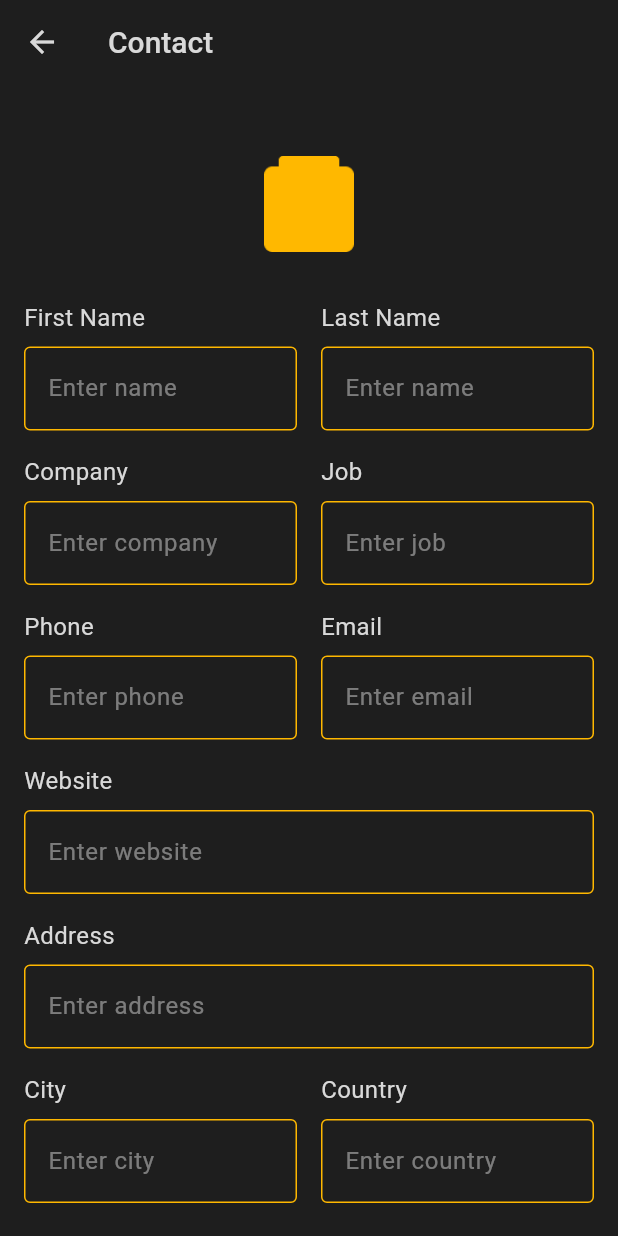
After one commit to GulayAdgzl/GenerateQr, a Flutter app: the ContactQrPage screen opened directly, on a phone screen of 412 x 824 dp. The commit adds this screen. Run offline on Flutter 3.47's test engine with Material 3 defaults, Android fonts, the phone set to English and light mode, and no system bars; our stand-ins replace font_awesome_flutter, qr_flutter.

Commit message:
Import ContactQrPage in GenerateQrPage for enhanced QR code options

```diff
--- /dev/null
+++ b/generateqr/lib/view/contactqr/contact_qr_page.dart
@@ -0,0 +1,376 @@
+import 'package:flutter/material.dart';
+import 'package:qr_flutter/qr_flutter.dart';
+
+class ContactQrPage extends StatefulWidget {
+  const ContactQrPage({super.key});
+
+  @override
+  State<ContactQrPage> createState() => _ContactQrPageState();
+}
+
+class _ContactQrPageState extends State<ContactQrPage> {
+  final TextEditingController _firstNameController = TextEditingController();
+  final TextEditingController _lastNameController = TextEditingController();
+  final TextEditingController _companyController = TextEditingController();
+  final TextEditingController _jobController = TextEditingController();
+  final TextEditingController _phoneController = TextEditingController();
+  final TextEditingController _emailController = TextEditingController();
+  final TextEditingController _websiteController = TextEditingController();
+  final TextEditingController _addressController = TextEditingController();
+  final TextEditingController _cityController = TextEditingController();
+  final TextEditingController _countryController = TextEditingController();
+  String? qrData;
+
+  @override
+  void dispose() {
+    _firstNameController.dispose();
+    _lastNameController.dispose();
+    _companyController.dispose();
+    _jobController.dispose();
+    _phoneController.dispose();
+    _emailController.dispose();
+    _websiteController.dispose();
+    _addressController.dispose();
+    _cityController.dispose();
+    _countryController.dispose();
+    super.dispose();
+  }
+
+  bool isValidEmail(String email) {
+    return RegExp(r'^[\w-\.]+@([\w-]+\.)+[\w-]{2,4}$').hasMatch(email);
+  }
+
+  bool isValidPhone(String phone) {
+    return RegExp(r'^\+?[\d\s-]{8,}$').hasMatch(phone);
+  }
+
+  void generateQrCode() {
+    final firstName = _firstNameController.text.trim();
+    final lastName = _lastNameController.text.trim();
+
+    if (firstName.isEmpty || lastName.isEmpty) {
+      ScaffoldMessenger.of(context).showSnackBar(
+        const SnackBar(content: Text('Please enter first and last name')),
+      );
+      return;
+    }
+
+    final email = _emailController.text.trim();
+    if (email.isNotEmpty && !isValidEmail(email)) {
+      ScaffoldMessenger.of(context).showSnackBar(
+        const SnackBar(content: Text('Please enter a valid email address')),
+      );
+      return;
+    }
+
+    final phone = _phoneController.text.trim();
+    if (phone.isNotEmpty && !isValidPhone(phone)) {
+      ScaffoldMessenger.of(context).showSnackBar(
+        const SnackBar(content: Text('Please enter a valid phone number')),
+      );
+      return;
+    }
+
+    // Format vCard
+    final vCard = '''BEGIN:VCARD
+VERSION:3.0
+N:${lastName};${firstName};;;
+FN:$firstName $lastName
+${_companyController.text.isNotEmpty ? 'ORG:${_companyController.text}\n' : ''}${_jobController.text.isNotEmpty ? 'TITLE:${_jobController.text}\n' : ''}${phone.isNotEmpty ? 'TEL:$phone\n' : ''}${email.isNotEmpty ? 'EMAIL:$email\n' : ''}${_websiteController.text.isNotEmpty ? 'URL:${_websiteController.text}\n' : ''}${_addressController.text.isNotEmpty ? 'ADR:;;${_addressController.text};${_cityController.text};;;${_countryController.text}\n' : ''}END:VCARD''';
+
+    setState(() {
+      qrData = vCard;
+    });
+  }
+
+  @override
+  Widget build(BuildContext context) {
+    return Scaffold(
+      backgroundColor: const Color(0xFF1E1E1E),
+      appBar: AppBar(
+        backgroundColor: Colors.transparent,
+        elevation: 0,
+        leading: IconButton(
+          icon: const Icon(
+            Icons.arrow_back,
+            color: Color(0xFFD9D9D9),
+          ),
+          onPressed: () => Navigator.pop(context),
+        ),
+        title: const Text(
+          'Contact',
+          style: TextStyle(
+            color: Color(0xFFD9D9D9),
+            fontSize: 20,
+            fontWeight: FontWeight.w500,
+          ),
+        ),
+      ),
+      body: SingleChildScrollView(
+        child: Padding(
+          padding: const EdgeInsets.all(16.0),
+          child: Column(
+            crossAxisAlignment: CrossAxisAlignment.stretch,
+            children: [
+              // Contact Icon
+              Container(
+                alignment: Alignment.center,
+                padding: const EdgeInsets.symmetric(vertical: 32),
+                child: Image.asset(
+                  'assets/images/contact.png',
+                  width: 64,
+                  height: 64,
+                  color: const Color(0xFFFFB800),
+                ),
+              ),
+
+              // Name Row
+              Row(
+                children: [
+                  Expanded(
+                    child: Column(
+                      crossAxisAlignment: CrossAxisAlignment.start,
+                      children: [
+                        const Text(
+                          'First Name',
+                          style: TextStyle(
+                            color: Color(0xFFD9D9D9),
+                            fontSize: 16,
+                          ),
+                        ),
+                        const SizedBox(height: 8),
+                        _buildTextField(_firstNameController, 'Enter name'),
+                      ],
+                    ),
+                  ),
+                  const SizedBox(width: 16),
+                  Expanded(
+                    child: Column(
+                      crossAxisAlignment: CrossAxisAlignment.start,
+                      children: [
+                        const Text(
+                          'Last Name',
+                          style: TextStyle(
+                            color: Color(0xFFD9D9D9),
+                            fontSize: 16,
+                          ),
+                        ),
+                        const SizedBox(height: 8),
+                        _buildTextField(_lastNameController, 'Enter name'),
+                      ],
+                    ),
+                  ),
+                ],
+              ),
+              const SizedBox(height: 16),
+
+              // Company and Job Row
+              Row(
+                children: [
+                  Expanded(
+                    child: Column(
+                      crossAxisAlignment: CrossAxisAlignment.start,
+                      children: [
+                        const Text(
+                          'Company',
+                          style: TextStyle(
+                            color: Color(0xFFD9D9D9),
+                            fontSize: 16,
+                          ),
+                        ),
+                        const SizedBox(height: 8),
+                        _buildTextField(_companyController, 'Enter company'),
+                      ],
+                    ),
+                  ),
+                  const SizedBox(width: 16),
+                  Expanded(
+                    child: Column(
+                      crossAxisAlignment: CrossAxisAlignment.start,
+                      children: [
+                        const Text(
+                          'Job',
+                          style: TextStyle(
+                            color: Color(0xFFD9D9D9),
+                            fontSize: 16,
+                          ),
+                        ),
+                        const SizedBox(height: 8),
+                        _buildTextField(_jobController, 'Enter job'),
+                      ],
+                    ),
+                  ),
+                ],
+              ),
+              const SizedBox(height: 16),
+
+              // Phone and Email Row
+              Row(
+                children: [
+                  Expanded(
+                    child: Column(
+                      crossAxisAlignment: CrossAxisAlignment.start,
+                      children: [
+                        const Text(
+                          'Phone',
+                          style: TextStyle(
+                            color: Color(0xFFD9D9D9),
+                            fontSize: 16,
+                          ),
+                        ),
+                        const SizedBox(height: 8),
+                        _buildTextField(_phoneController, 'Enter phone'),
+                      ],
+                    ),
+                  ),
+                  const SizedBox(width: 16),
+                  Expanded(
+                    child: Column(
+                      crossAxisAlignment: CrossAxisAlignment.start,
+                      children: [
+                        const Text(
+                          'Email',
+                          style: TextStyle(
+                            color: Color(0xFFD9D9D9),
+                            fontSize: 16,
+                          ),
+                        ),
+                        const SizedBox(height: 8),
+                        _buildTextField(_emailController, 'Enter email'),
+                      ],
+                    ),
+                  ),
+                ],
+              ),
+              const SizedBox(height: 16),
+
+              // Website
+              const Text(
+                'Website',
+                style: TextStyle(
+                  color: Color(0xFFD9D9D9),
+                  fontSize: 16,
+                ),
+              ),
+              const SizedBox(height: 8),
+              _buildTextField(_websiteController, 'Enter website'),
+              const SizedBox(height: 16),
+
+              // Address
+              const Text(
+                'Address',
+                style: TextStyle(
+                  color: Color(0xFFD9D9D9),
+                  fontSize: 16,
+                ),
+              ),
+              const SizedBox(height: 8),
+              _buildTextField(_addressController, 'Enter address'),
+              const SizedBox(height: 16),
+
+              // City and Country Row
+              Row(
+                children: [
+                  Expanded(
+                    child: Column(
+                      crossAxisAlignment: CrossAxisAlignment.start,
+                      children: [
+                        const Text(
+                          'City',
+                          style: TextStyle(
+                            color: Color(0xFFD9D9D9),
+                            fontSize: 16,
+                          ),
+                        ),
+                        const SizedBox(height: 8),
+                        _buildTextField(_cityController, 'Enter city'),
+                      ],
+                    ),
+                  ),
+                  const SizedBox(width: 16),
+                  Expanded(
+                    child: Column(
+                      crossAxisAlignment: CrossAxisAlignment.start,
+                      children: [
+                        const Text(
+                          'Country',
+                          style: TextStyle(
+                            color: Color(0xFFD9D9D9),
+                            fontSize: 16,
+                          ),
+                        ),
+                        const SizedBox(height: 8),
+                        _buildTextField(_countryController, 'Enter country'),
+                      ],
+                    ),
+                  ),
+                ],
+              ),
+              const SizedBox(height: 24),
+
+              // Generate Button
+              ElevatedButton(
+                onPressed: generateQrCode,
+                style: ElevatedButton.styleFrom(
+                  backgroundColor: const Color(0xFFFFB800),
+                  padding: const EdgeInsets.symmetric(vertical: 16),
+                  shape: RoundedRectangleBorder(
+                    borderRadius: BorderRadius.circular(8),
+                  ),
+                ),
+                child: const Text(
+                  'Generate QR Code',
+                  style: TextStyle(
+                    color: Colors.black,
+                    fontSize: 16,
+                    fontWeight: FontWeight.w500,
+                  ),
+                ),
+              ),
+
+              // QR Code Display
+              if (qrData != null && qrData!.isNotEmpty)
+                Padding(
+                  padding: const EdgeInsets.only(top: 32.0),
+                  child: QrImageView(
+                    data: qrData!,
+                    version: QrVersions.auto,
+                    size: 200,
+                    backgroundColor: Colors.white,
+                  ),
+                ),
+            ],
+          ),
+        ),
+      ),
+    );
+  }
+
+  Widget _buildTextField(
+    TextEditingController controller,
+    String hintText,
+  ) {
+    return TextField(
+      controller: controller,
+      style: const TextStyle(color: Color(0xFFD9D9D9)),
+      decoration: InputDecoration(
+        hintText: hintText,
+        hintStyle: TextStyle(
+          color: const Color(0xFFD9D9D9).withOpacity(0.5),
+        ),
+        enabledBorder: const OutlineInputBorder(
+          borderSide: BorderSide(
+            color: Color(0xFFFFB800),
+            width: 1,
+          ),
+        ),
+        focusedBorder: const OutlineInputBorder(
+          borderSide: BorderSide(
+            color: Color(0xFFFFB800),
+            width: 2,
+          ),
+        ),
+      ),
+    );
+  }
+}
--- a/generateqr/lib/view/generateqr/generate_qr_page.dart
+++ b/generateqr/lib/view/generateqr/generate_qr_page.dart
@@ -1,4 +1,5 @@
 import 'package:flutter/material.dart';
+import 'package:generateqr/view/contactqr/contact_qr_page.dart';
 import 'package:generateqr/view/eventqr/event_qr_page.dart';
 import 'package:generateqr/view/textqr/text_qr_page.dart';
 import 'package:generateqr/view/websiteqr/website_qr.dart';
```
